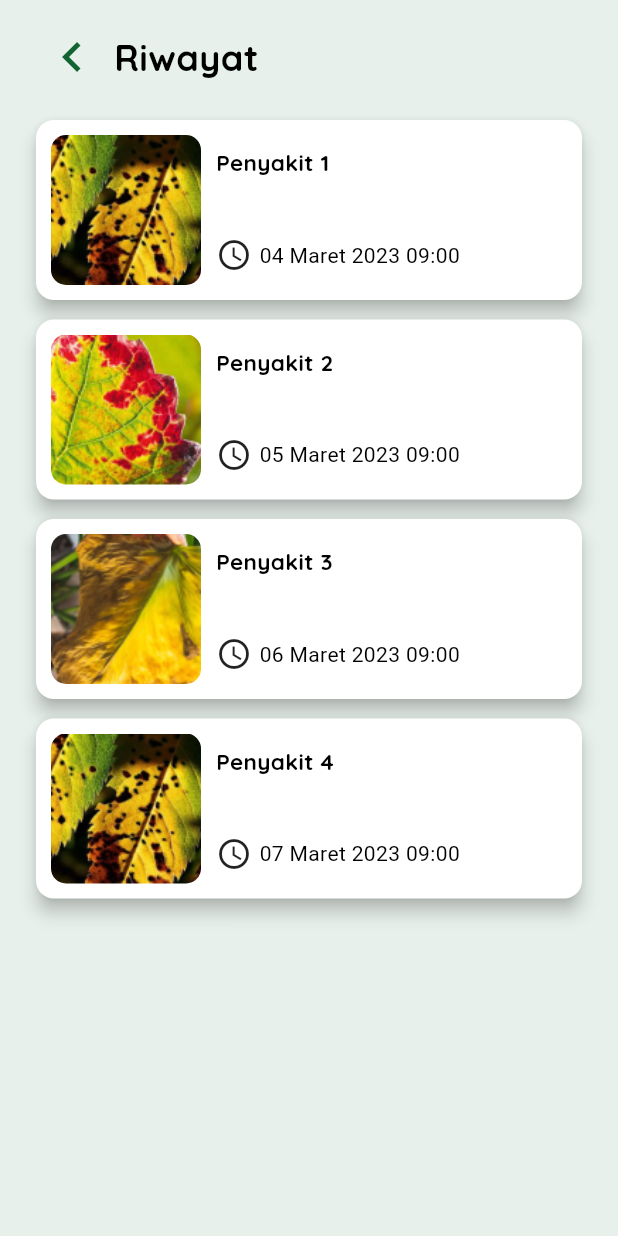
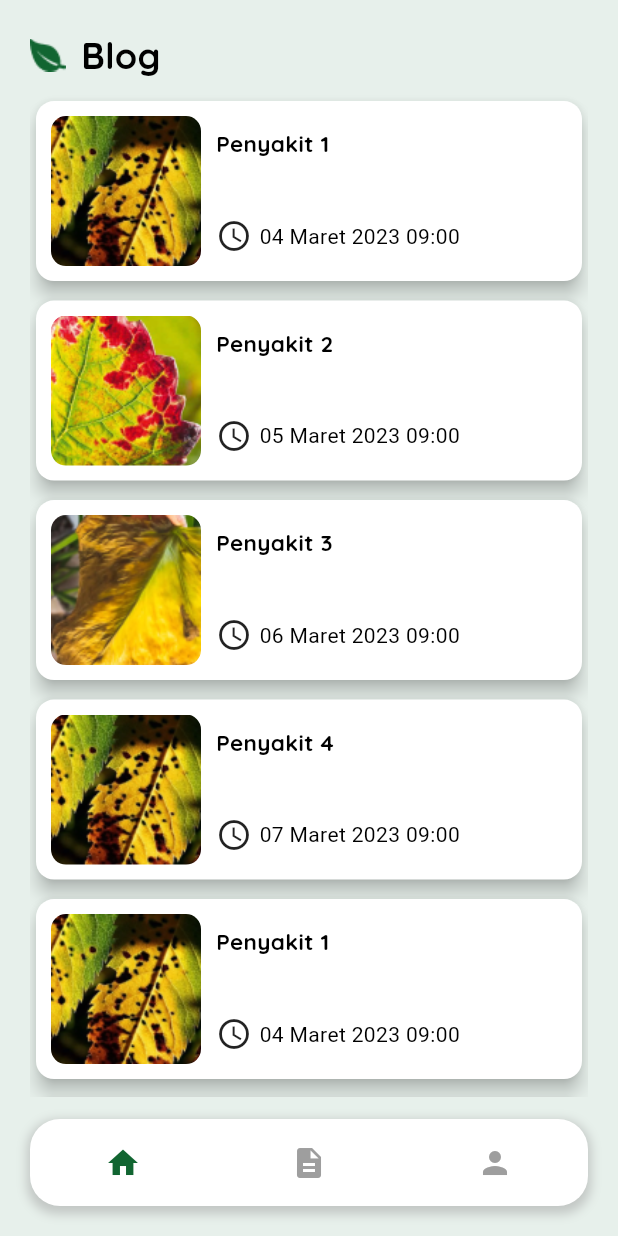
Before and after one commit to FieryInferno/aplikasi_pendeteksi_penyakit_tanaman, a Flutter app: the screen it shows after launch, after a tap on "Lihat Semua", on a phone screen of 412 x 824 dp. Run offline on Flutter 3.47's test engine with Material 2 defaults, Android fonts, the phone set to English and light mode, and no system bars; our stand-ins replace image_picker, shared_preferences, visibility_detector; missing offline and left inert: jwt_decode.

Commit message:
Animasi blog item

```diff
--- a/lib/components/blog_item.dart
+++ b/lib/components/blog_item.dart
@@ -6,18 +6,19 @@ class BlogItem extends StatefulWidget {
   final Map<String, String> blog;
   final int index;
 
-  const BlogItem({super.key, required this.blog, required this.index});
+  const BlogItem({Key? key, required this.blog, required this.index})
+      : super(key: key);
 
   @override
   // ignore: library_private_types_in_public_api
-  _BlogItem createState() => _BlogItem();
+  _BlogItemState createState() => _BlogItemState();
 }
 
-class _BlogItem extends State<BlogItem> with TickerProviderStateMixin {
-  AnimationController? _animationController;
-  AnimationController? _animationSlideController;
-  Animation<double>? _opacityAnimation;
-  Animation<Offset>? _slideAnimation;
+class _BlogItemState extends State<BlogItem> with TickerProviderStateMixin {
+  late AnimationController _animationController;
+  late AnimationController _animationSlideController;
+  late Animation<double> _opacityAnimation;
+  late Animation<Offset> _slideAnimation;
 
   @override
   void initState() {
@@ -32,17 +33,19 @@ class _BlogItem extends State<BlogItem> with TickerProviderStateMixin {
       vsync: this,
     );
     _opacityAnimation =
-        Tween<double>(begin: 0.0, end: 1.0).animate(_animationController!);
+        Tween<double>(begin: 0.0, end: 1.0).animate(_animationController);
     _slideAnimation = Tween<Offset>(
-            begin: const Offset(1.0, 0.0), end: const Offset(0.0, 0.0))
-        .animate(_animationSlideController!);
-    _animationController!.forward();
-    _animationSlideController!.forward();
+      begin: const Offset(1.0, 0.0),
+      end: const Offset(0.0, 0.0),
+    ).animate(_animationSlideController);
+    _animationController.forward();
+    _animationSlideController.forward();
   }
 
   @override
   void dispose() {
-    _animationController!.dispose();
+    _animationController.dispose();
+    _animationSlideController.dispose();
     super.dispose();
   }
 
@@ -50,18 +53,22 @@ class _BlogItem extends State<BlogItem> with TickerProviderStateMixin {
   Widget build(BuildContext context) {
     return VisibilityDetector(
       key: Key('animasi_blog${widget.index}'),
-      onVisibilityChanged: (info) {
-        _animationController!.animateTo(info.visibleFraction);
-        _animationSlideController!.animateTo(
-            info.visibleFraction > 0.25 ? 1.0 : info.visibleFraction);
+      onVisibilityChanged: (VisibilityInfo info) {
+        _animationController.animateTo(info.visibleFraction,
+            curve: Curves.easeOut, duration: const Duration(milliseconds: 300));
+        _animationSlideController.animateTo(
+          info.visibleFraction > 0.25 ? 1.0 : 0.0,
+          curve: Curves.easeOut,
+          duration: const Duration(milliseconds: 600),
+        );
       },
       child: SlideTransition(
-        position: _slideAnimation!,
+        position: _slideAnimation,
         child: AnimatedBuilder(
-          animation: _animationController!,
+          animation: _animationController,
           builder: (BuildContext context, Widget? child) {
             return Opacity(
-              opacity: _opacityAnimation!.value,
+              opacity: _opacityAnimation.value,
               child: Card(
                 elevation: 5,
                 child: Padding(
--- a/lib/data/blogs.dart
+++ b/lib/data/blogs.dart
@@ -30,5 +30,65 @@ class Blogs {
       'date': '27 Oktober, 2017',
       'author': 'Besse Asnida',
     },
+    {
+      'image': 'blog-0.jpg',
+      'title': '14 Tanaman Hias yang sedang Populer',
+      'date': '3 September, 2021',
+      'author': 'Yovita',
+    },
+    {
+      'image': 'blog-1.jpg',
+      'title': 'Cara Menyemai Benih Bunga Zinnia yang Benar',
+      'date': '23 September, 2019',
+      'author': 'Yunita Rani',
+    },
+    {
+      'image': 'blog-2.jpg',
+      'title': 'Cara Menanam Benih Bunga Marigold dari Biji yang Benar',
+      'date': '23 September, 2019',
+      'author': 'Yunita Rani',
+    },
+    {
+      'image': 'blog-3.jpg',
+      'title': 'Ciri-ciri dan Jenis-jenis Pohon Palem',
+      'date': '28 Oktober, 2018',
+      'author': 'Calvin',
+    },
+    {
+      'image': 'blog-4.jpg',
+      'title': 'Manfaat Kesumba Keling (Annatto Tree) untuk Kesehatan',
+      'date': '27 Oktober, 2017',
+      'author': 'Besse Asnida',
+    },
+    {
+      'image': 'blog-0.jpg',
+      'title': '14 Tanaman Hias yang sedang Populer',
+      'date': '3 September, 2021',
+      'author': 'Yovita',
+    },
+    {
+      'image': 'blog-1.jpg',
+      'title': 'Cara Menyemai Benih Bunga Zinnia yang Benar',
+      'date': '23 September, 2019',
+      'author': 'Yunita Rani',
+    },
+    {
+      'image': 'blog-2.jpg',
+      'title': 'Cara Menanam Benih Bunga Marigold dari Biji yang Benar',
+      'date': '23 September, 2019',
+      'author': 'Yunita Rani',
+    },
+    {
+      'image': 'blog-3.jpg',
+      'title': 'Ciri-ciri dan Jenis-jenis Pohon Palem',
+      'date': '28 Oktober, 2018',
+      'author': 'Calvin',
+    },
+    {
+      'image': 'blog-4.jpg',
+      'title': 'Manfaat Kesumba Keling (Annatto Tree) untuk Kesehatan',
+      'date': '27 Oktober, 2017',
+      'author': 'Besse Asnida',
+    },
   ];
 }
--- a/lib/data/riwayat.dart
+++ b/lib/data/riwayat.dart
@@ -20,5 +20,45 @@ class Riwayat {
       'nama_penyakit': 'Penyakit 4',
       'tanggal': '07 Maret 2023 09:00',
     },
+    {
+      'image': 'penyakit-1.png',
+      'nama_penyakit': 'Penyakit 1',
+      'tanggal': '04 Maret 2023 09:00',
+    },
+    {
+      'image': 'penyakit-2.png',
+      'nama_penyakit': 'Penyakit 2',
+      'tanggal': '05 Maret 2023 09:00',
+    },
+    {
+      'image': 'penyakit-3.png',
+      'nama_penyakit': 'Penyakit 3',
+      'tanggal': '06 Maret 2023 09:00',
+    },
+    {
+      'image': 'penyakit-4.png',
+      'nama_penyakit': 'Penyakit 4',
+      'tanggal': '07 Maret 2023 09:00',
+    },
+    {
+      'image': 'penyakit-1.png',
+      'nama_penyakit': 'Penyakit 1',
+      'tanggal': '04 Maret 2023 09:00',
+    },
+    {
+      'image': 'penyakit-2.png',
+      'nama_penyakit': 'Penyakit 2',
+      'tanggal': '05 Maret 2023 09:00',
+    },
+    {
+      'image': 'penyakit-3.png',
+      'nama_penyakit': 'Penyakit 3',
+      'tanggal': '06 Maret 2023 09:00',
+    },
+    {
+      'image': 'penyakit-4.png',
+      'nama_penyakit': 'Penyakit 4',
+      'tanggal': '07 Maret 2023 09:00',
+    },
   ];
 }
--- a/lib/pages/home.dart
+++ b/lib/pages/home.dart
@@ -151,6 +151,7 @@ class Home extends StatelessWidget {
               itemBuilder: (context, index) => ClickWidget(
                 destination: BlogDetail(_blogs[index]),
                 child: BlogItem(
+                  key: Key('BlogItem$index'),
                   blog: _blogs[index],
                   index: index,
                 ),
--- a/lib/pages/riwayat_list.dart
+++ b/lib/pages/riwayat_list.dart
@@ -1,9 +1,9 @@
 import 'package:flutter/material.dart';
-import '/components/riwayat_list_item.dart';
-import '/components/title_widget.dart';
-import '/components/click_widget.dart';
-import '/data/riwayat.dart';
-import '/pages/result.dart';
+import '../components/page_wrap.dart';
+import '../components/riwayat_list_item.dart';
+import '../components/click_widget.dart';
+import '../data/riwayat.dart';
+import '../pages/result.dart';
 
 class RiwayatList extends StatelessWidget {
   final List<Map<String, String>> _riwayatList = Riwayat().list;
@@ -12,33 +12,9 @@ class RiwayatList extends StatelessWidget {
 
   @override
   Widget build(BuildContext context) {
-    return Scaffold(
-      body: SafeArea(
-        child: Container(
-          color: const Color(0xFFE7F0EB),
-          padding: const EdgeInsets.symmetric(
-            vertical: 10,
-            horizontal: 20,
-          ),
-          child: Column(
-            crossAxisAlignment: CrossAxisAlignment.start,
-            children: [
-              Row(
-                mainAxisAlignment: MainAxisAlignment.start,
-                children: [
-                  IconButton(
-                    onPressed: () => Navigator.pop(context),
-                    icon: const Icon(
-                      Icons.keyboard_arrow_left,
-                      size: 40,
-                      color: Color(0xFF116531),
-                    ),
-                  ),
-                  const TitleWidget(title: 'Riwayat')
-                ],
-              ),
-              const SizedBox(height: 10),
-              ListView.separated(
+    return PageWrapper(
+      'Blog',
+      child: ListView.separated(
         shrinkWrap: true,
         itemBuilder: (context, index) => ClickWidget(
           destination: Result(
@@ -49,10 +25,6 @@ class RiwayatList extends StatelessWidget {
         separatorBuilder: (context, index) => const SizedBox(height: 5),
         itemCount: _riwayatList.length,
       ),
-            ],
-          ),
-        ),
-      ),
     );
   }
 }
```
Also changed, not shown: 1 other file. Lines whose indentation alone changed are shown as unchanged.
